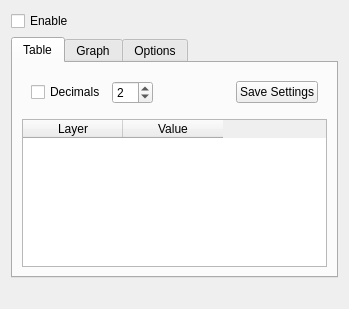
First picture: the form in core/ui_valuewidgetbase.ui, repository jorgealmerio/valuetool, before the edit.
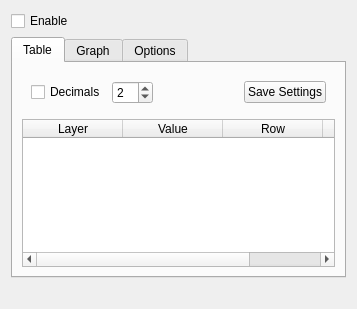
Second picture: the form after the edit.

Commit message: Display row / column index for QgsRasterLayer

The edit to the form file:
```diff
--- a/core/ui_valuewidgetbase.ui
+++ b/core/ui_valuewidgetbase.ui
@@ -6,7 +6,7 @@
    <rect>
     <x>0</x>
     <y>0</y>
-    <width>349</width>
+    <width>357</width>
     <height>309</height>
    </rect>
   </property>
@@ -101,6 +101,16 @@
            <string>Value</string>
           </property>
          </column>
+         <column>
+          <property name="text">
+           <string>Row</string>
+          </property>
+         </column>
+         <column>
+          <property name="text">
+           <string>Column</string>
+          </property>
+         </column>
         </widget>
        </item>
       </layout>
```
The commit also changes 2 other files.
